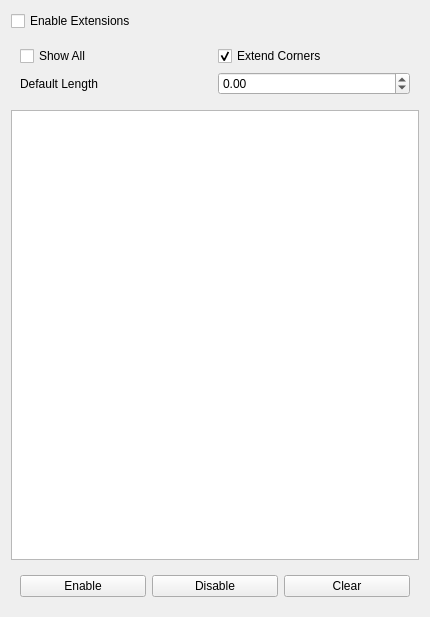
First picture: the form in src/Mod/CAM/Gui/Resources/panels/PageOpPocketExtEdit.ui, repository southseact-3d/fcd, before the edit.
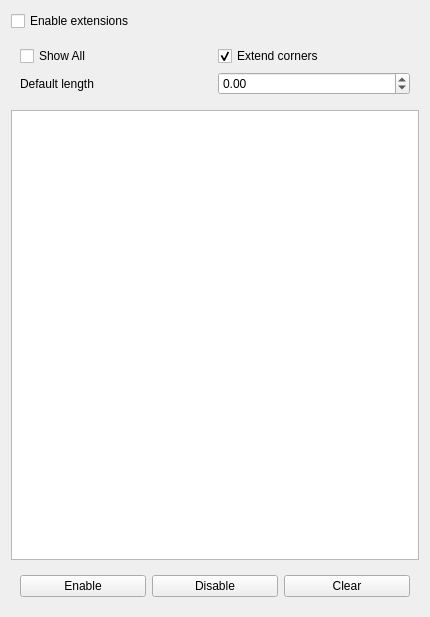
Second picture: the form after the edit. Custom widgets are drawn as their Qt base class.

The edit to the form file:
```diff
--- a/src/Mod/CAM/Gui/Resources/panels/PageOpPocketExtEdit.ui
+++ b/src/Mod/CAM/Gui/Resources/panels/PageOpPocketExtEdit.ui
@@ -19,7 +19,7 @@
      <item>
       <widget class="QCheckBox" name="enableExtensions">
        <property name="text">
-        <string>Enable Extensions</string>
+        <string>Enable extensions</string>
        </property>
        <property name="checkable">
         <bool>true</bool>
@@ -65,7 +65,7 @@
             <string>Extend the corner between two edges of a pocket. Selected adjacent edges are combined.</string>
            </property>
            <property name="text">
-            <string>Extend Corners</string>
+            <string>Extend corners</string>
            </property>
            <property name="checked">
             <bool>true</bool>
@@ -75,7 +75,7 @@
          <item row="3" column="0">
           <widget class="QLabel" name="label">
            <property name="text">
-            <string>Default Length</string>
+            <string>Default length</string>
            </property>
           </widget>
          </item>
```
Left out of the diff: 2 changed lines with no effect on the pictures.
